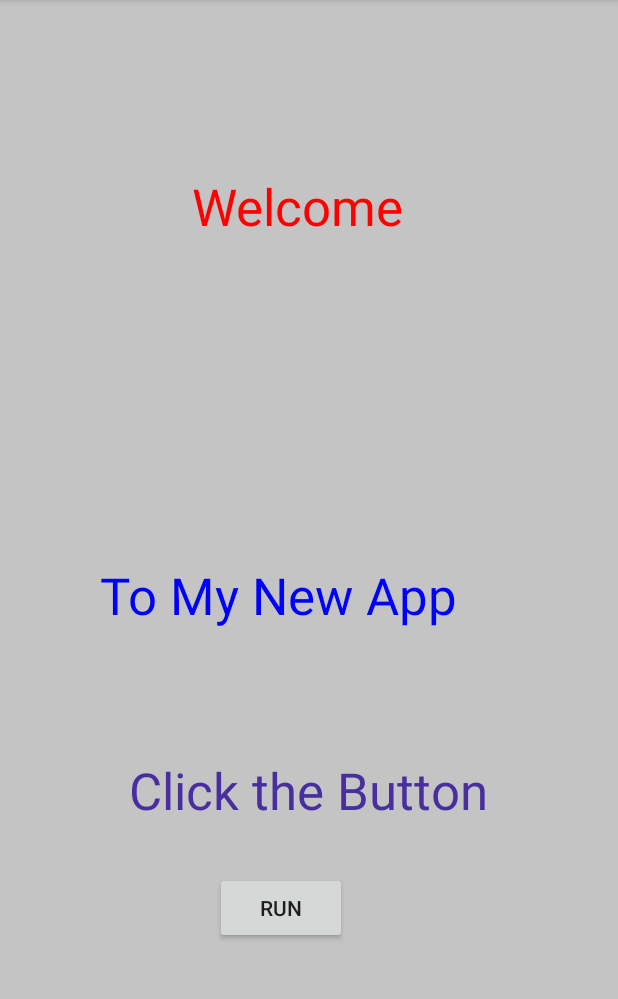
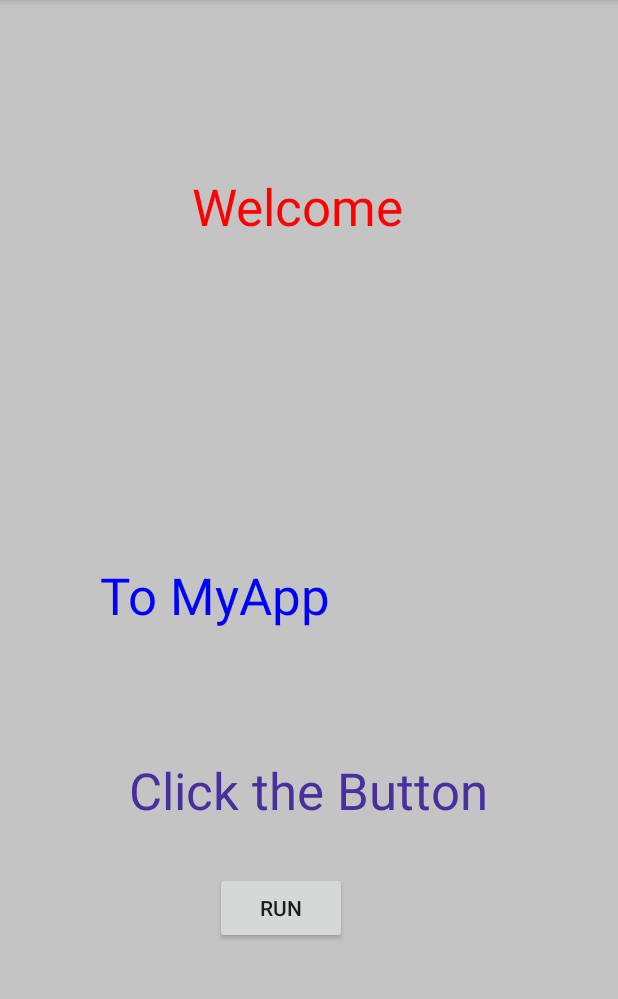
Before and after one commit to DeshaniA/MyApp, an Android app: the screen it shows after launch (MainActivity), on a phone screen of 412 x 824 dp, the part 84-1083 px from its top. Run offline under Robolectric (Android 15) with nearby library versions, the phone set to English and light mode, and no system bars.

Commit message:
Change the text area name

```diff
--- a/app/src/main/res/layout/activity_main.xml
+++ b/app/src/main/res/layout/activity_main.xml
@@ -40,7 +40,7 @@
         android:layout_width="278dp"
         android:layout_height="47dp"
         android:layout_marginBottom="160dp"
-        android:text="To My New App"
+        android:text="To MyApp"
         android:textAppearance="@style/TextAppearance.AppCompat.Display1"
         android:textColor="#00f"
         app:layout_constraintBottom_toTopOf="@+id/button"
```
